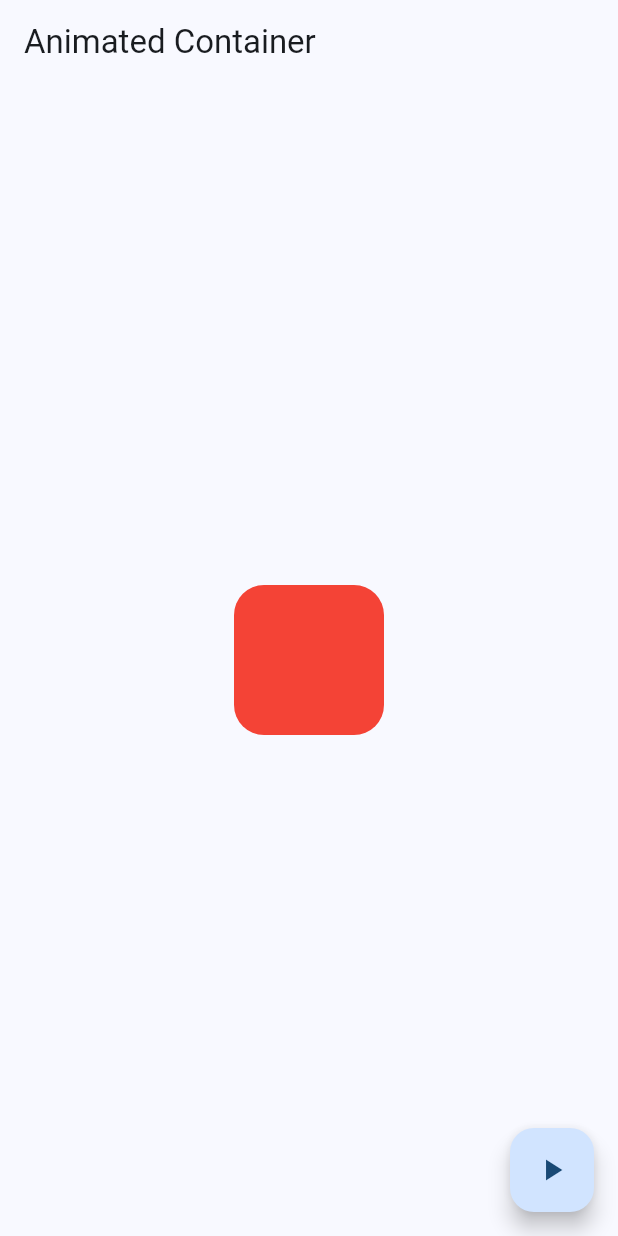
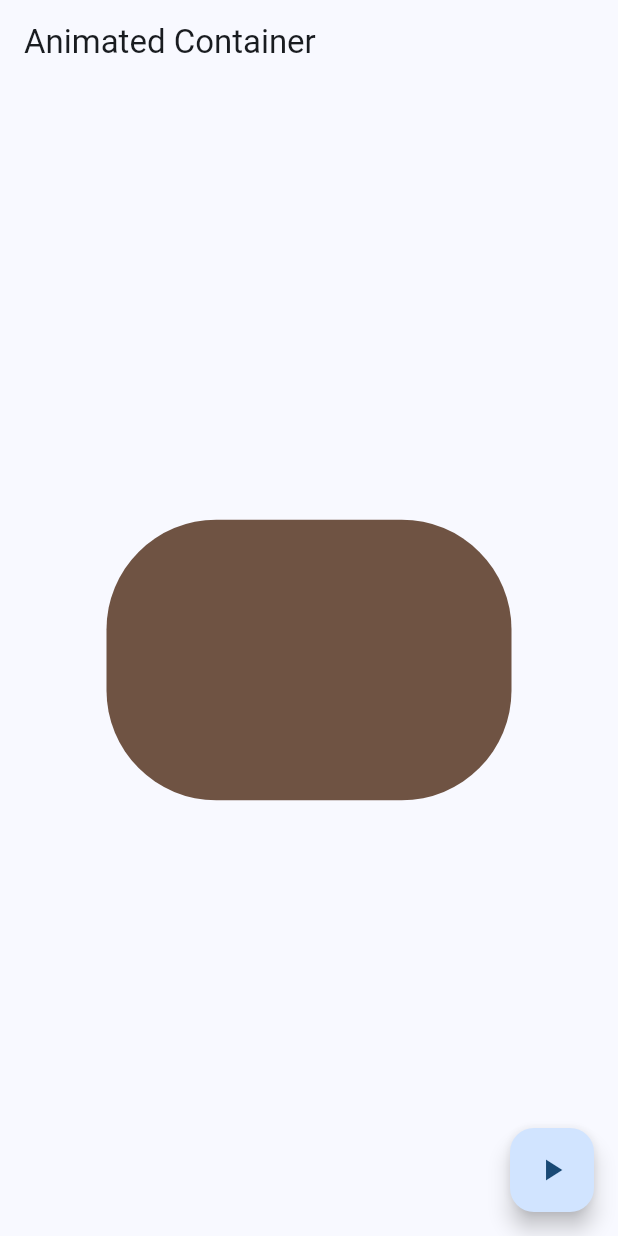
Before and after one commit to DevJorgeRafael/widgets-app-flutter-course, a Flutter app: the AnimatedScreen screen opened by its route, after a tap on the "play arrow" icon, on a phone screen of 412 x 824 dp. Run offline on Flutter 3.47's test engine with Material 3 defaults, Android fonts, the phone set to English and light mode, and no system bars; our stand-ins replace go_router.

Commit message:
animated container finished

```diff
--- a/lib/presentation/screens/animated/animated_screen.dart
+++ b/lib/presentation/screens/animated/animated_screen.dart
@@ -1,10 +1,40 @@
+import 'dart:math' show Random;
 import 'package:flutter/material.dart';
 
-class AnimatedScreen extends StatelessWidget {
+class AnimatedScreen extends StatefulWidget {
 
 static const name = 'animated_screen';
 
   const AnimatedScreen({super.key});
+
+  @override
+  State<AnimatedScreen> createState() => _AnimatedScreenState();
+}
+
+class _AnimatedScreenState extends State<AnimatedScreen> {
+
+  double width = 50;
+  double height = 50;
+  Color color = Colors.indigo;
+  double borderRadius = 10.0;
+
+  void changeShape() {
+
+    final random = Random();
+
+    width = random.nextInt(300) + 50;
+    height = random.nextInt(300) + 50;
+    borderRadius = random.nextDouble() * 100;
+
+    color = Color.fromRGBO(
+      random.nextInt(255), //red
+      random.nextInt(255), //green
+      random.nextInt(255), //blue
+    1); //opacity
+
+    setState(() {});
+
+  }
 
   @override
   Widget build(BuildContext context) {
@@ -16,20 +46,18 @@ static const name = 'animated_screen';
       body: Center(
         child: AnimatedContainer(
           duration: const Duration( milliseconds: 500 ),
-          curve: Curves.easeOutCubic,
-          width: 100,
-          height: 100,
+          curve: Curves.easeInOutQuad,
+          width: width,
+          height: height,
           decoration: BoxDecoration(
-            color: Colors.red,
-            borderRadius: BorderRadius.circular(20)
+            color: color,
+            borderRadius: BorderRadius.circular(borderRadius)
           ),
         )
       ),
 
       floatingActionButton: FloatingActionButton(
-        onPressed: (){
-
-        },
+        onPressed: ()=> changeShape(),
         child: const Icon(Icons.play_arrow_sharp)
       ),
     );
```
